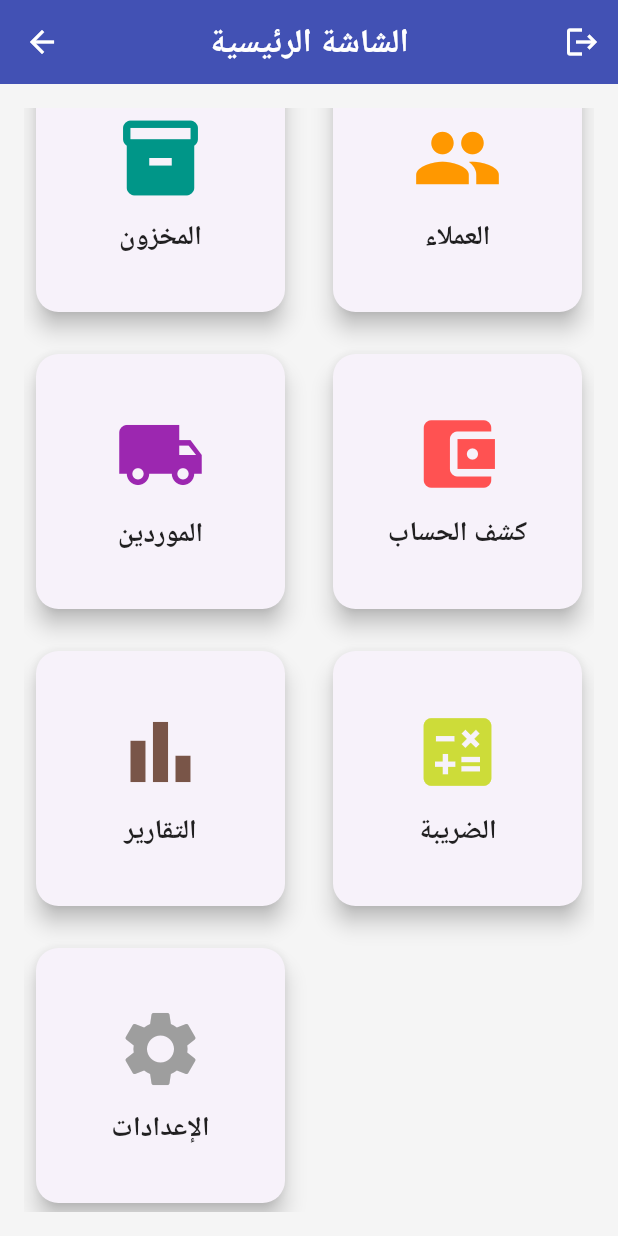
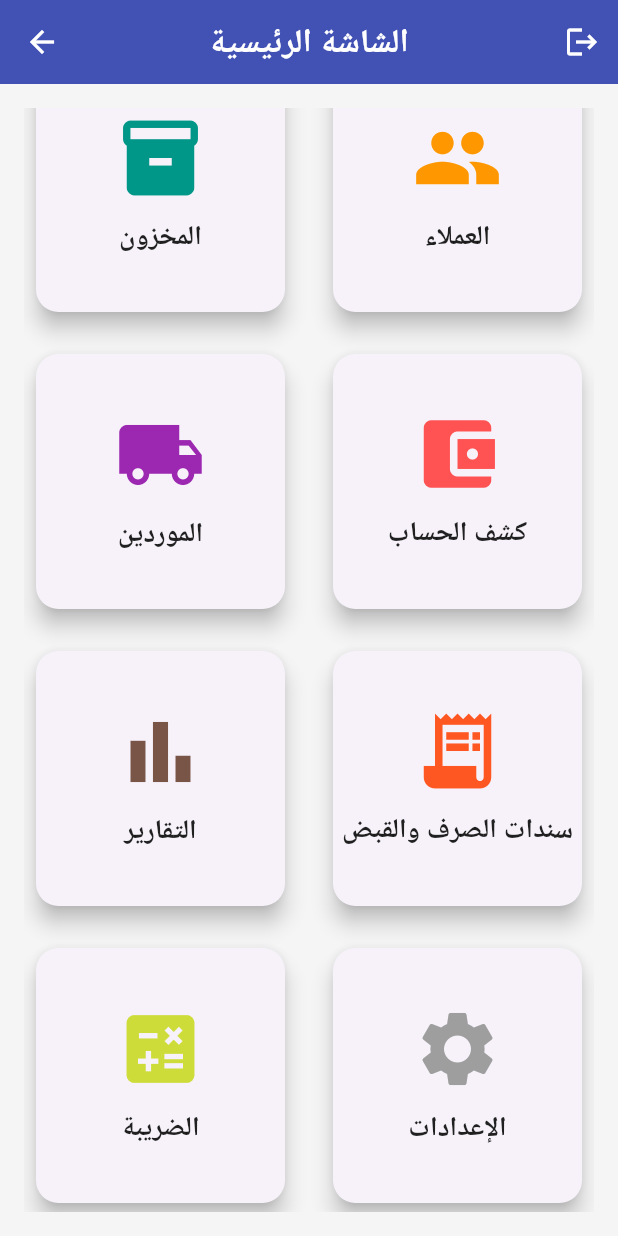
Before and after one commit to abdullah0564537441/mhasbb, a Flutter app: the HomeScreen screen opened by its route, scrolled down 238 dp, on a phone screen of 412 x 824 dp. Run offline on Flutter 3.47's test engine with Material 3 defaults, Android fonts, the phone set to English and light mode, and no system bars; our stand-ins replace hive, hive_flutter, shared_preferences; accounts and stored records are empty; generated files the repository leaves out were written again.

Commit message:
Update home_screen.dart

```diff
--- a/lib/screens/home_screen.dart
+++ b/lib/screens/home_screen.dart
@@ -10,7 +10,8 @@ import 'package:mhasbb/screens/purchase_invoices_screen.dart';
 import 'package:mhasbb/screens/suppliers_screen.dart';
 import 'package:mhasbb/screens/customers_screen.dart';
 import 'package:mhasbb/screens/account_statement_screen.dart';
-import 'package:mhasbb/screens/reports_screen.dart'; // ⭐⭐ تم إضافة استيراد شاشة التقارير
+import 'package:mhasbb/screens/reports_screen.dart';
+import 'package:mhasbb/screens/vouchers_screen.dart'; // ⭐ تم إضافة استيراد شاشة السندات
 import 'package:mhasbb/main.dart'; // لاستخدام PlaceholderScreen
 
 class HomeScreen extends StatelessWidget {
@@ -45,8 +46,11 @@ class HomeScreen extends StatelessWidget {
       case 'كشف الحساب':
         Navigator.push(context, MaterialPageRoute(builder: (context) => const AccountStatementScreen()));
         break;
-      case 'التقارير': // ⭐⭐ تم تحديث توجيه شاشة التقارير
+      case 'التقارير':
         Navigator.push(context, MaterialPageRoute(builder: (context) => const ReportsScreen()));
+        break;
+      case 'سندات الصرف والقبض': // ⭐ تم إضافة توجيه شاشة السندات
+        Navigator.push(context, MaterialPageRoute(builder: (context) => const VouchersScreen()));
         break;
       case 'الضريبة':
       case 'الإعدادات':
@@ -84,7 +88,8 @@ class HomeScreen extends StatelessWidget {
             _buildSectionCard(context, 'العملاء', Icons.people, Colors.orange),
             _buildSectionCard(context, 'الموردين', Icons.local_shipping, Colors.purple),
             _buildSectionCard(context, 'كشف الحساب', Icons.account_balance_wallet, Colors.redAccent),
-            _buildSectionCard(context, 'التقارير', Icons.bar_chart, Colors.brown), // ⭐⭐ تأكد من وجود هذه البطاقة
+            _buildSectionCard(context, 'التقارير', Icons.bar_chart, Colors.brown),
+            _buildSectionCard(context, 'سندات الصرف والقبض', Icons.receipt_long, Colors.deepOrange), // ⭐ تم إضافة بطاقة السندات
             _buildSectionCard(context, 'الضريبة', Icons.calculate, Colors.lime),
             _buildSectionCard(context, 'الإعدادات', Icons.settings, Colors.grey),
           ],
```
